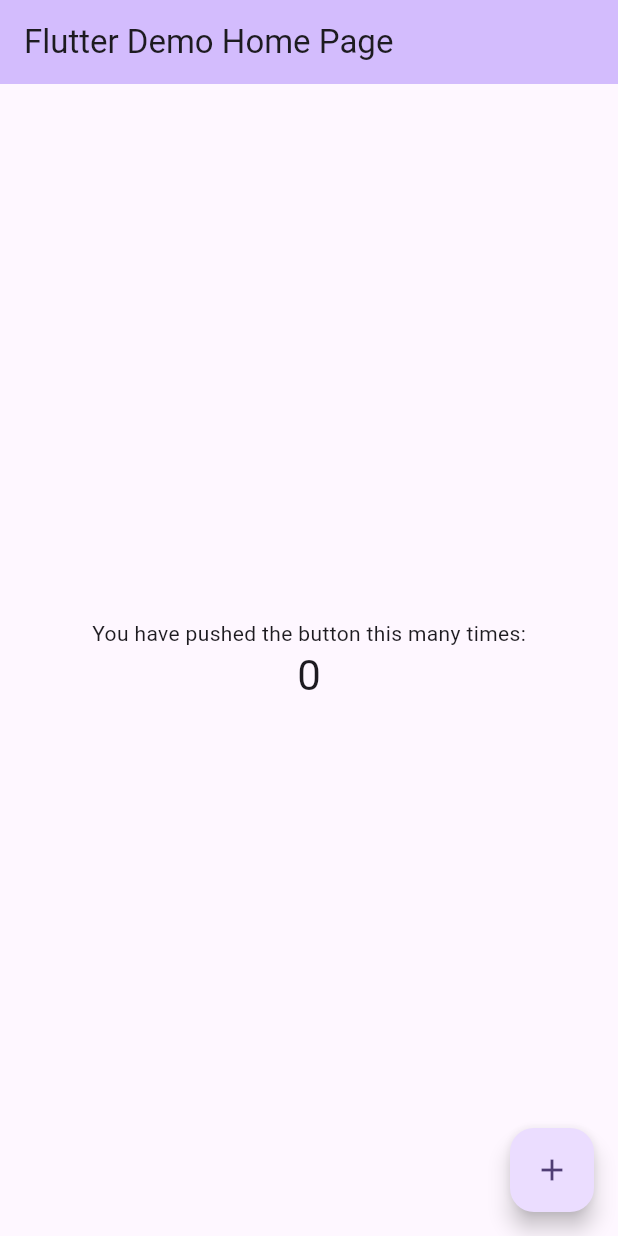
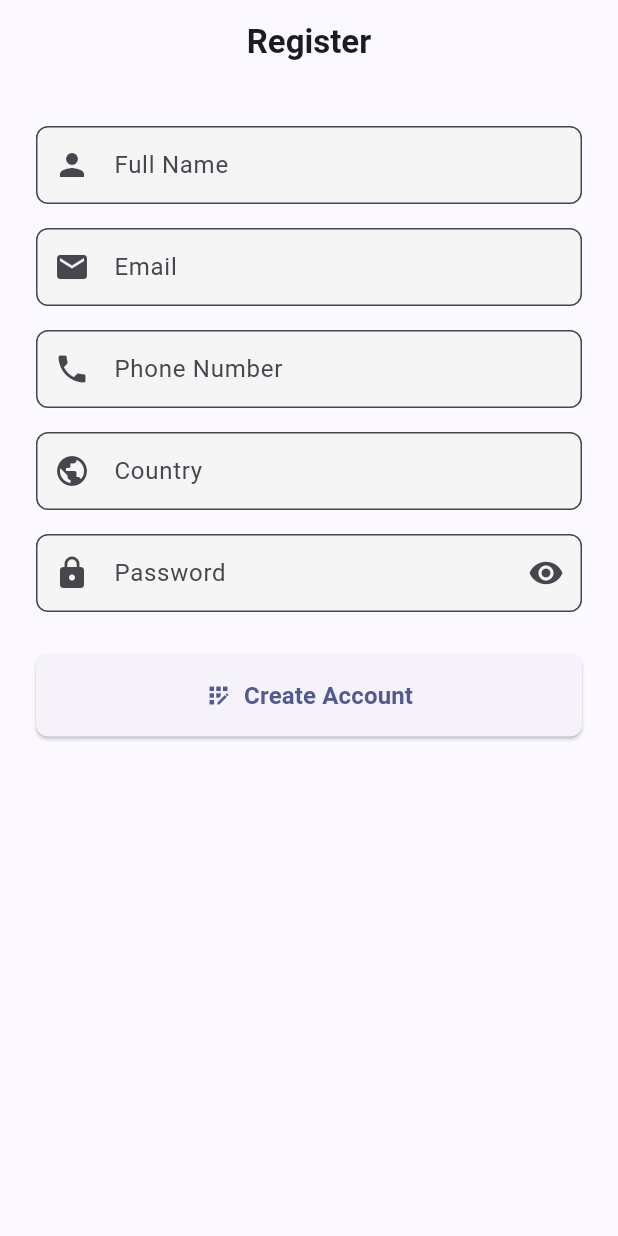
Before and after one commit to TommyAsmar/registration_page, a Flutter app: the screen it shows after launch, on a phone screen of 412 x 824 dp. Run offline on Flutter 3.47's test engine with Material 3 defaults, Android fonts, the phone set to English and light mode, and no system bars.

Commit message:
create registration page

```diff
--- a/lib/main.dart
+++ b/lib/main.dart
@@ -6,117 +6,158 @@ void main() {
 
 class MyApp extends StatelessWidget {
   const MyApp({super.key});
-
-  // This widget is the root of your application.
   @override
   Widget build(BuildContext context) {
     return MaterialApp(
-      title: 'Flutter Demo',
+      title: 'Registration Page',
       theme: ThemeData(
-        // This is the theme of your application.
-        //
-        // TRY THIS: Try running your application with "flutter run". You'll see
-        // the application has a purple toolbar. Then, without quitting the app,
-        // try changing the seedColor in the colorScheme below to Colors.green
-        // and then invoke "hot reload" (save your changes or press the "hot
-        // reload" button in a Flutter-supported IDE, or press "r" if you used
-        // the command line to start the app).
-        //
-        // Notice that the counter didn't reset back to zero; the application
-        // state is not lost during the reload. To reset the state, use hot
-        // restart instead.
-        //
-        // This works for code too, not just values: Most code changes can be
-        // tested with just a hot reload.
-        colorScheme: ColorScheme.fromSeed(seedColor: Colors.deepPurple),
+        colorScheme: ColorScheme.fromSeed(seedColor: Colors.indigo),
+        useMaterial3: true,
+        inputDecorationTheme: InputDecorationTheme(
+          border: OutlineInputBorder(borderRadius: BorderRadius.circular(8)),
+          filled: true,
+          fillColor: Colors.grey.shade100,
+          contentPadding: const EdgeInsets.symmetric(
+            horizontal: 16,
+            vertical: 14,
+          ),
+        ),
+        textTheme: const TextTheme(
+          labelLarge: TextStyle(fontWeight: FontWeight.w600),
+        ),
       ),
-      home: const MyHomePage(title: 'Flutter Demo Home Page'),
+      home: const RegistrationPage(),
     );
   }
 }
 
-class MyHomePage extends StatefulWidget {
-  const MyHomePage({super.key, required this.title});
+class RegistrationPage extends StatefulWidget {
+  const RegistrationPage({super.key});
+  @override
+  State<RegistrationPage> createState() => _RegistrationPageState();
+}
 
-  // This widget is the home page of your application. It is stateful, meaning
-  // that it has a State object (defined below) that contains fields that affect
-  // how it looks.
+class _RegistrationPageState extends State<RegistrationPage> {
+  final _formKey = GlobalKey<FormState>();
+  bool _obscurePassword = true;
 
-  // This class is the configuration for the state. It holds the values (in this
-  // case the title) provided by the parent (in this case the App widget) and
-  // used by the build method of the State. Fields in a Widget subclass are
-  // always marked "final".
-
-  final String title;
+  final _nameController = TextEditingController();
+  final _emailController = TextEditingController();
+  final _phoneController = TextEditingController();
+  final _countryController = TextEditingController();
+  final _passwordController = TextEditingController();
 
   @override
-  State<MyHomePage> createState() => _MyHomePageState();
-}
-
-class _MyHomePageState extends State<MyHomePage> {
-  int _counter = 0;
-
-  void _incrementCounter() {
-    setState(() {
-      // This call to setState tells the Flutter framework that something has
-      // changed in this State, which causes it to rerun the build method below
-      // so that the display can reflect the updated values. If we changed
-      // _counter without calling setState(), then the build method would not be
-      // called again, and so nothing would appear to happen.
-      _counter++;
-    });
+  void dispose() {
+    _nameController.dispose();
+    _emailController.dispose();
+    _phoneController.dispose();
+    _countryController.dispose();
+    _passwordController.dispose();
+    super.dispose();
   }
 
   @override
   Widget build(BuildContext context) {
-    // This method is rerun every time setState is called, for instance as done
-    // by the _incrementCounter method above.
-    //
-    // The Flutter framework has been optimized to make rerunning build methods
-    // fast, so that you can just rebuild anything that needs updating rather
-    // than having to individually change instances of widgets.
     return Scaffold(
       appBar: AppBar(
-        // TRY THIS: Try changing the color here to a specific color (to
-        // Colors.amber, perhaps?) and trigger a hot reload to see the AppBar
-        // change color while the other colors stay the same.
-        backgroundColor: Theme.of(context).colorScheme.inversePrimary,
-        // Here we take the value from the MyHomePage object that was created by
-        // the App.build method, and use it to set our appbar title.
-        title: Text(widget.title),
+        title: const Text(
+          'Register',
+          style: TextStyle(fontWeight: FontWeight.bold),
+        ),
+        centerTitle: true,
       ),
-      body: Center(
-        // Center is a layout widget. It takes a single child and positions it
-        // in the middle of the parent.
-        child: Column(
-          // Column is also a layout widget. It takes a list of children and
-          // arranges them vertically. By default, it sizes itself to fit its
-          // children horizontally, and tries to be as tall as its parent.
-          //
-          // Column has various properties to control how it sizes itself and
-          // how it positions its children. Here we use mainAxisAlignment to
-          // center the children vertically; the main axis here is the vertical
-          // axis because Columns are vertical (the cross axis would be
-          // horizontal).
-          //
-          // TRY THIS: Invoke "debug painting" (choose the "Toggle Debug Paint"
-          // action in the IDE, or press "p" in the console), to see the
-          // wireframe for each widget.
-          mainAxisAlignment: MainAxisAlignment.center,
-          children: <Widget>[
-            const Text('You have pushed the button this many times:'),
-            Text(
-              '$_counter',
-              style: Theme.of(context).textTheme.headlineMedium,
-            ),
-          ],
+      body: SingleChildScrollView(
+        padding: const EdgeInsets.symmetric(horizontal: 24, vertical: 28),
+        child: Form(
+          key: _formKey,
+          child: Column(
+            children: [
+              _buildField(_nameController, "Full Name", Icons.person),
+              const SizedBox(height: 16),
+              _buildField(
+                _emailController,
+                "Email",
+                Icons.email,
+                keyboardType: TextInputType.emailAddress,
+              ),
+              const SizedBox(height: 16),
+              _buildField(
+                _phoneController,
+                "Phone Number",
+                Icons.phone,
+                keyboardType: TextInputType.phone,
+              ),
+              const SizedBox(height: 16),
+              _buildField(_countryController, "Country", Icons.public),
+              const SizedBox(height: 16),
+              _buildPasswordField(),
+              const SizedBox(height: 28),
+              SizedBox(
+                width: double.infinity,
+                child: ElevatedButton.icon(
+                  icon: const Icon(Icons.app_registration),
+                  label: const Text(
+                    "Create Account",
+                    style: TextStyle(fontSize: 16),
+                  ),
+                  style: ElevatedButton.styleFrom(
+                    padding: const EdgeInsets.symmetric(vertical: 16),
+                    shape: RoundedRectangleBorder(
+                      borderRadius: BorderRadius.circular(8),
+                    ),
+                  ),
+                  onPressed: () {
+                    if (_formKey.currentState!.validate()) {
+                      // Handle submission
+                    }
+                  },
+                ),
+              ),
+            ],
+          ),
         ),
       ),
-      floatingActionButton: FloatingActionButton(
-        onPressed: _incrementCounter,
-        tooltip: 'Increment',
-        child: const Icon(Icons.add),
-      ), // This trailing comma makes auto-formatting nicer for build methods.
+    );
+  }
+
+  Widget _buildField(
+    TextEditingController controller,
+    String label,
+    IconData icon, {
+    TextInputType keyboardType = TextInputType.text,
+  }) {
+    return TextFormField(
+      controller: controller,
+      keyboardType: keyboardType,
+      validator:
+          (value) =>
+              (value == null || value.isEmpty)
+                  ? "Please enter your $label"
+                  : null,
+      decoration: InputDecoration(labelText: label, prefixIcon: Icon(icon)),
+    );
+  }
+
+  Widget _buildPasswordField() {
+    return TextFormField(
+      controller: _passwordController,
+      obscureText: _obscurePassword,
+      validator:
+          (value) =>
+              (value == null || value.length < 6)
+                  ? "Password must be at least 6 characters"
+                  : null,
+      decoration: InputDecoration(
+        labelText: "Password",
+        prefixIcon: const Icon(Icons.lock),
+        suffixIcon: IconButton(
+          icon: Icon(
+            _obscurePassword ? Icons.visibility : Icons.visibility_off,
+          ),
+          onPressed: () => setState(() => _obscurePassword = !_obscurePassword),
+        ),
+      ),
     );
   }
 }
```
